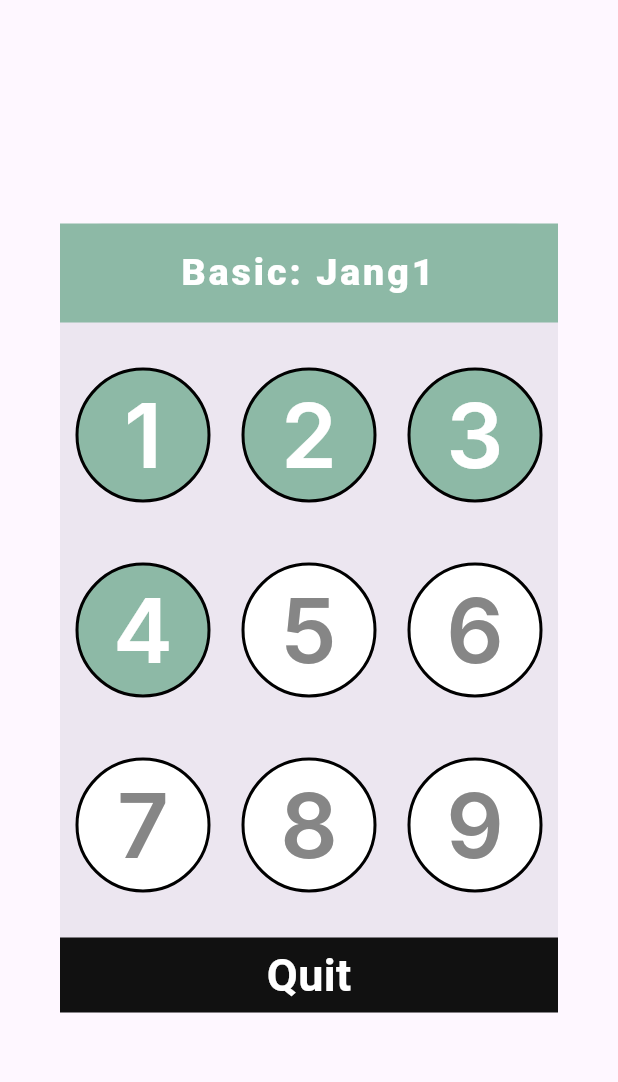
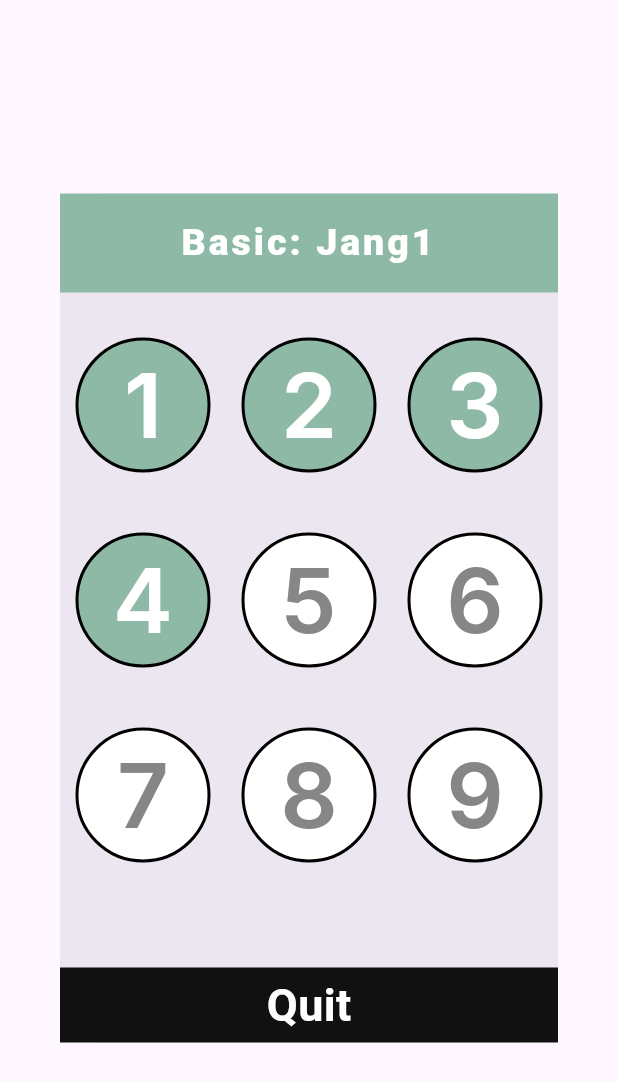
Before and after one commit to Taek-It-Easy/Taek_it_easy_AOS, a Flutter app: the CustomDialog widget shown alone on an empty page, opened directly, on a phone screen of 412 x 824 dp. Shown: the top 1082 px of the screen. Run offline on Flutter 3.47's test engine with Material 3 defaults, Android fonts, the phone set to English and light mode, and no system bars; our stand-ins replace step_progress_indicator, table_calendar; missing offline and left inert: dart:ffi; Roboto replaces fonts that are missing (Inter).

Commit message:
[add] dialog

```diff
--- a/lib/view/widgets/dialog_custom.dart
+++ b/lib/view/widgets/dialog_custom.dart
@@ -43,35 +43,24 @@ class CustomDialog extends StatelessWidget {
             const SizedBox(
               height: 30,
             ),
-            Row(
+            Column(
               children: [
-                Chapterbox(chnumber: "1", clearstatus: clearStatus[0]),
-                Chapterbox(chnumber: "2", clearstatus: clearStatus[1]),
-                Chapterbox(chnumber: "3", clearstatus: clearStatus[2]),
+                for (int i = 0; i < 9; i += 3)
+                  Column(
+                    children: [
+                      Row(
+                        children: [
+                          for (int j = i; j < i + 3; j++)
+                            Chapterbox(
+                                chnumber: "${j + 1}",
+                                clearstatus: clearStatus[j]),
+                        ],
+                      ),
+                      const SizedBox(height: 40),
+                    ],
+                  ),
+                const SizedBox(height: 30),
               ],
-            ),
-            const SizedBox(
-              height: 40,
-            ),
-            Row(
-              children: [
-                Chapterbox(chnumber: "4", clearstatus: clearStatus[3]),
-                Chapterbox(chnumber: "5", clearstatus: clearStatus[4]),
-                Chapterbox(chnumber: "6", clearstatus: clearStatus[5]),
-              ],
-            ),
-            const SizedBox(
-              height: 40,
-            ),
-            Row(
-              children: [
-                Chapterbox(chnumber: "7", clearstatus: clearStatus[6]),
-                Chapterbox(chnumber: "8", clearstatus: clearStatus[7]),
-                Chapterbox(chnumber: "9", clearstatus: clearStatus[8]),
-              ],
-            ),
-            const SizedBox(
-              height: 30,
             ),
             GestureDetector(
               onTap: () {
```
